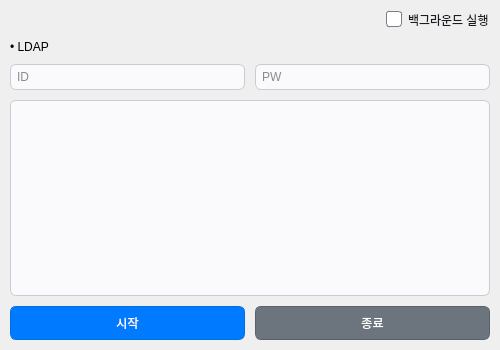
Above: Resource/main_windows.ui from cobby-p/CAU000 before the change. Below: the same form after it.
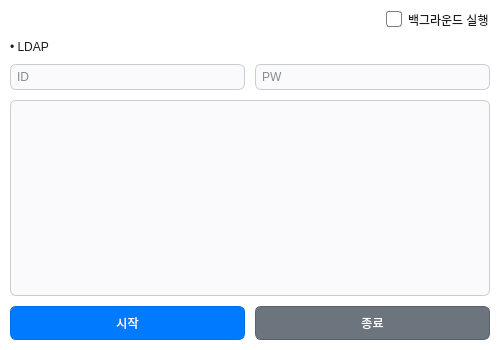
That is the form after the change. Icons and pictures are not drawn.

What changed in the file:
```diff
--- a/Resource/main_windows.ui
+++ b/Resource/main_windows.ui
@@ -17,7 +17,18 @@
    </size>
   </property>
   <property name="styleSheet">
-   <string notr="true">QCheckBox {
+   <string notr="true">QMainWindow,
+QWidget#centralwidget {
+    background-color: rgb(255, 255, 255);
+    color: rgb(25, 28, 33);
+}
+
+QLabel {
+    background-color: transparent;
+    color: rgb(25, 28, 33);
+}
+
+QCheckBox {
     background-color: transparent;
     color: rgb(25, 28, 33);
     spacing: 6px;
```
